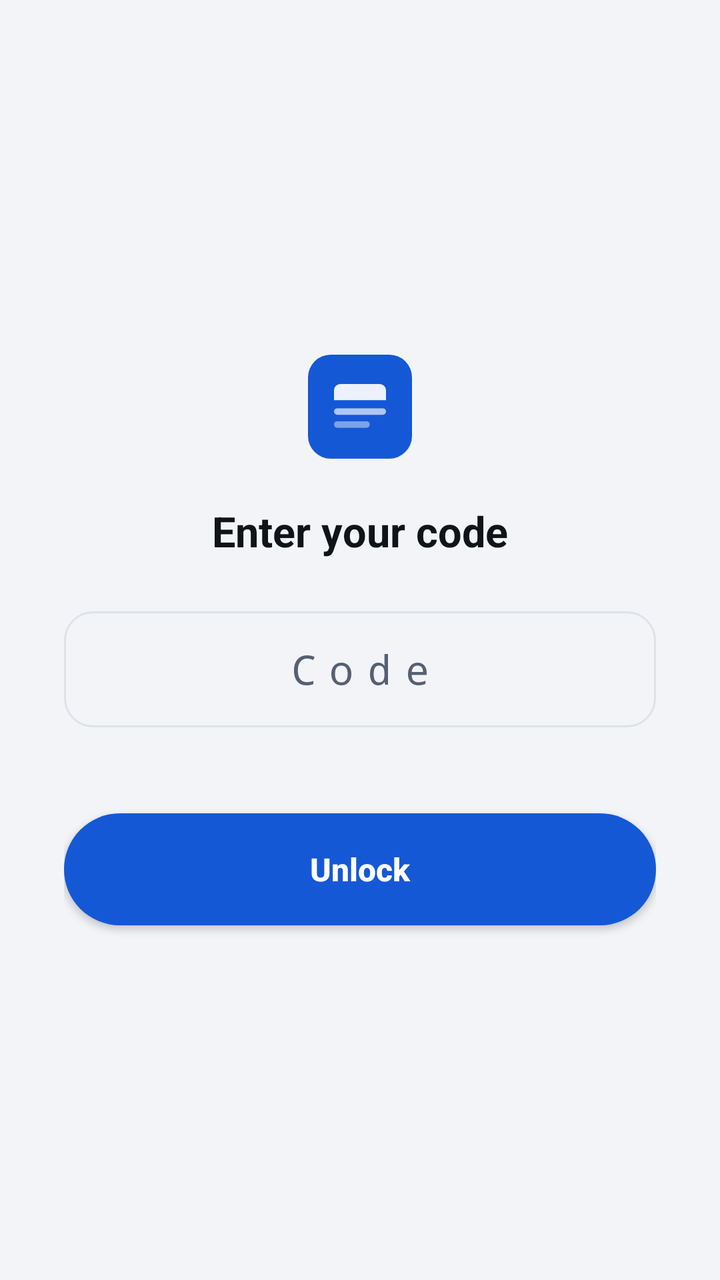
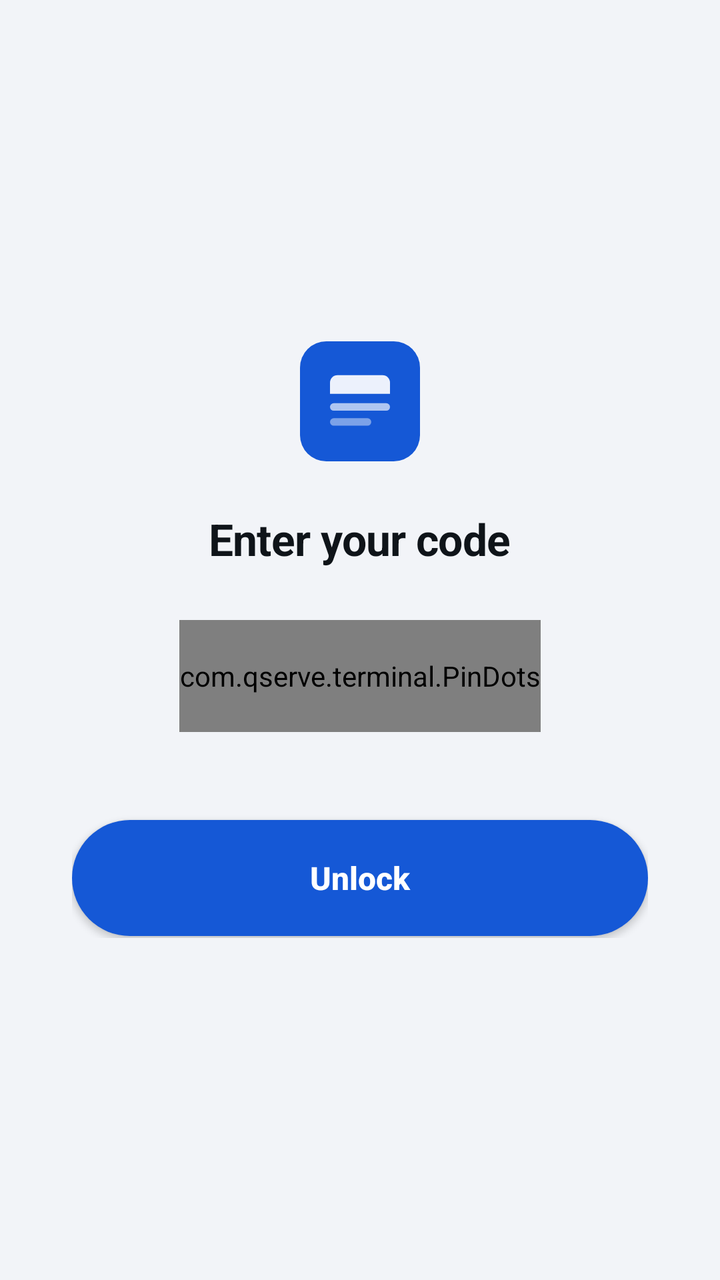

Screens rendered from an Android XML layout before and after an edit, with the pre-edit source and the edit as a unified diff.
<!-- AndroidManifest.xml: application theme Theme.QServe -->
<!-- res/layout/activity_lock.xml -->
<?xml version="1.0" encoding="utf-8"?>
<ScrollView xmlns:android="http://schemas.android.com/apk/res/android"
    android:layout_width="match_parent"
    android:layout_height="match_parent"
    android:background="@color/background"
    android:fillViewport="true"
    android:scrollbars="none">

    <LinearLayout
        android:layout_width="match_parent"
        android:layout_height="wrap_content"
        android:gravity="center"
        android:orientation="vertical"
        android:paddingHorizontal="32dp"
        android:paddingVertical="48dp">

        <ImageView
            android:layout_width="52dp"
            android:layout_height="52dp"
            android:src="@drawable/ic_brand"
            android:contentDescription="@string/app_name" />

        <TextView
            android:layout_width="wrap_content"
            android:layout_height="wrap_content"
            android:layout_marginTop="22dp"
            android:text="@string/lock_title"
            android:textColor="@color/text"
            android:textSize="21sp"
            android:textStyle="bold" />

        <EditText
            android:id="@+id/code"
            android:layout_width="match_parent"
            android:layout_height="58dp"
            android:layout_marginTop="26dp"
            android:background="@drawable/bg_input"
            android:hint="@string/lock_hint"
            android:importantForAutofill="no"
            android:inputType="numberPassword"
            android:imeOptions="actionGo"
            android:letterSpacing="0.35"
            android:maxLength="32"
            android:paddingHorizontal="18dp"
            android:textAlignment="center"
            android:textColor="@color/text"
            android:textColorHint="@color/muted"
            android:textCursorDrawable="@null"
            android:textSize="20sp" />

        <TextView
            android:id="@+id/error"
            android:layout_width="match_parent"
            android:layout_height="wrap_content"
            android:layout_marginTop="10dp"
            android:text="@string/lock_wrong"
            android:textAlignment="center"
            android:textColor="@color/danger"
            android:textSize="14sp"
            android:visibility="invisible" />

        <Button
            android:id="@+id/unlock"
            android:layout_width="match_parent"
            android:layout_height="56dp"
            android:layout_marginTop="14dp"
            android:background="@drawable/bg_button_primary"
            android:text="@string/lock_unlock"
            android:textAllCaps="false"
            android:textColor="@color/primary_contrast"
            android:textSize="16sp"
            android:textStyle="bold" />
    </LinearLayout>
</ScrollView>
<!-- resources referenced by this layout -->
<resources>
  <color name="background">#F2F4F8</color>
  <color name="danger">#C8232C</color>
  <color name="muted">#566072</color>
  <color name="primary_contrast">#FFFFFF</color>
  <color name="text">#0F1419</color>
  <!-- drawable bg_button_primary (drawable) -->
  <?xml version="1.0" encoding="utf-8"?>
  <ripple xmlns:android="http://schemas.android.com/apk/res/android"
      android:color="@color/scrim">
      <item>
          <shape android:shape="rectangle">
              <solid android:color="@color/primary" />
              <corners android:radius="999dp" />
          </shape>
      </item>
  </ripple>
  <!-- drawable bg_input (drawable) -->
  <?xml version="1.0" encoding="utf-8"?>
  <selector xmlns:android="http://schemas.android.com/apk/res/android">
      <item android:state_focused="true" android:drawable="@drawable/bg_input_focused" />
      <item android:drawable="@drawable/bg_input_idle" />
  </selector>
  <!-- drawable ic_brand (drawable) -->
  <?xml version="1.0" encoding="utf-8"?>
  <vector xmlns:android="http://schemas.android.com/apk/res/android"
      android:width="64dp"
      android:height="64dp"
      android:viewportWidth="64"
      android:viewportHeight="64">
  
      <path
          android:fillColor="@color/primary"
          android:pathData="M14,0h36a14,14 0 0 1 14,14v36a14,14 0 0 1 -14,14h-36a14,14 0 0 1 -14,-14v-36a14,14 0 0 1 14,-14z" />
  
      
      <path
          android:fillColor="@color/primary_contrast"
          android:fillAlpha="0.92"
          android:pathData="M20,18h24a4,4 0 0 1 4,4v6H16v-6a4,4 0 0 1 4,-4z" />
      
      <path
          android:fillColor="@color/primary_contrast"
          android:fillAlpha="0.66"
          android:pathData="M18,33h28a2,2 0 0 1 0,4h-28a2,2 0 0 1 0,-4z" />
      <path
          android:fillColor="@color/primary_contrast"
          android:fillAlpha="0.44"
          android:pathData="M18,41h18a2,2 0 0 1 0,4h-18a2,2 0 0 1 0,-4z" />
  </vector>
  <string name="app_name">QServe Terminal</string>
  <string name="lock_hint">Code</string>
  <string name="lock_title">Enter your code</string>
  <string name="lock_unlock">Unlock</string>
  <string name="lock_wrong">That code is not right</string>
  <style name="Theme.QServe" parent="@android:style/Theme.Material.Light.NoActionBar">
          <item name="android:windowBackground">@color/background</item>
          <item name="android:statusBarColor">@color/background</item>
          <item name="android:navigationBarColor">@color/background</item>
          <item name="android:colorAccent">@color/primary</item>
          <item name="android:colorControlActivated">@color/primary</item>
          <item name="android:textColorHighlight">@color/border_strong</item>
          
          <item name="android:windowLightStatusBar">true</item>
          <item name="android:windowLightNavigationBar">true</item>
      </style>
  <color name="scrim">#33FFFFFF</color>
  <color name="primary">#1558D6</color>
  <!-- drawable bg_input_focused (drawable) -->
  <?xml version="1.0" encoding="utf-8"?>
  <shape xmlns:android="http://schemas.android.com/apk/res/android" android:shape="rectangle">
      <solid android:color="@color/background" />
      <corners android:radius="14dp" />
      <stroke android:width="2dp" android:color="@color/primary" />
  </shape>
  <!-- drawable bg_input_idle (drawable) -->
  <?xml version="1.0" encoding="utf-8"?>
  <shape xmlns:android="http://schemas.android.com/apk/res/android" android:shape="rectangle">
      <solid android:color="@color/background" />
      <corners android:radius="14dp" />
      <stroke android:width="1dp" android:color="@color/border" />
  </shape>
  <color name="border_strong">#BCC5D4</color>
  <color name="border">#DDE2EA</color>
</resources>

<!-- the commit's change to res/layout/activity_lock.xml (unified diff, before → after) -->
@@ -1,58 +1,48 @@
 <?xml version="1.0" encoding="utf-8"?>
-<ScrollView xmlns:android="http://schemas.android.com/apk/res/android"
+<FrameLayout xmlns:android="http://schemas.android.com/apk/res/android"
     android:layout_width="match_parent"
     android:layout_height="match_parent"
-    android:background="@color/background"
-    android:fillViewport="true"
-    android:scrollbars="none">
+    android:background="@color/background">
 
     <LinearLayout
+        android:id="@+id/panel"
         android:layout_width="match_parent"
         android:layout_height="wrap_content"
-        android:gravity="center"
+        android:layout_gravity="center_vertical"
+        android:gravity="center_horizontal"
         android:orientation="vertical"
-        android:paddingHorizontal="32dp"
-        android:paddingVertical="48dp">
+        android:paddingHorizontal="36dp">
 
         <ImageView
-            android:layout_width="52dp"
-            android:layout_height="52dp"
+            android:id="@+id/mark"
+            android:layout_width="60dp"
+            android:layout_height="60dp"
             android:src="@drawable/ic_brand"
             android:contentDescription="@string/app_name" />
 
         <TextView
             android:layout_width="wrap_content"
             android:layout_height="wrap_content"
-            android:layout_marginTop="22dp"
+            android:layout_marginTop="24dp"
             android:text="@string/lock_title"
             android:textColor="@color/text"
-            android:textSize="21sp"
-            android:textStyle="bold" />
+            android:textSize="22sp"
+            android:textStyle="bold"
+            android:letterSpacing="-0.01" />
 
-        <EditText
-            android:id="@+id/code"
-            android:layout_width="match_parent"
-            android:layout_height="58dp"
-            android:layout_marginTop="26dp"
-            android:background="@drawable/bg_input"
-            android:hint="@string/lock_hint"
-            android:importantForAutofill="no"
-            android:inputType="numberPassword"
-            android:imeOptions="actionGo"
-            android:letterSpacing="0.35"
-            android:maxLength="32"
-            android:paddingHorizontal="18dp"
-            android:textAlignment="center"
-            android:textColor="@color/text"
-            android:textColorHint="@color/muted"
-            android:textCursorDrawable="@null"
-            android:textSize="20sp" />
+        
+        <com.qserve.terminal.PinDots
+            android:id="@+id/dots"
+            android:layout_width="wrap_content"
+            android:layout_height="56dp"
+            android:layout_marginTop="26dp" />
 
         <TextView
             android:id="@+id/error"
             android:layout_width="match_parent"
             android:layout_height="wrap_content"
-            android:layout_marginTop="10dp"
+            android:layout_marginTop="2dp"
+            android:minHeight="22dp"
             android:text="@string/lock_wrong"
             android:textAlignment="center"
             android:textColor="@color/danger"
@@ -62,13 +52,27 @@
         <Button
             android:id="@+id/unlock"
             android:layout_width="match_parent"
-            android:layout_height="56dp"
-            android:layout_marginTop="14dp"
+            android:layout_height="58dp"
+            android:layout_marginTop="20dp"
             android:background="@drawable/bg_button_primary"
             android:text="@string/lock_unlock"
             android:textAllCaps="false"
             android:textColor="@color/primary_contrast"
             android:textSize="16sp"
             android:textStyle="bold" />
+
+        
+        <EditText
+            android:id="@+id/code"
+            android:layout_width="1dp"
+            android:layout_height="1dp"
+            android:background="@null"
+            android:importantForAutofill="no"
+            android:inputType="numberPassword"
+            android:imeOptions="actionGo|flagNoExtractUi"
+            android:maxLength="32"
+            android:textColor="@android:color/transparent"
+            android:textCursorDrawable="@null"
+            android:textSize="1sp" />
     </LinearLayout>
-</ScrollView>
+</FrameLayout>
<!-- resource entries referenced after the edit -->
@@ -2,7 +2,6 @@
 <resources>
   <color name="background">#F2F4F8</color>
   <color name="danger">#C8232C</color>
-  <color name="muted">#566072</color>
   <color name="primary_contrast">#FFFFFF</color>
   <color name="text">#0F1419</color>
   <!-- drawable bg_button_primary (drawable) -->
@@ -16,12 +15,6 @@
           </shape>
       </item>
   </ripple>
-  <!-- drawable bg_input (drawable) -->
-  <?xml version="1.0" encoding="utf-8"?>
-  <selector xmlns:android="http://schemas.android.com/apk/res/android">
-      <item android:state_focused="true" android:drawable="@drawable/bg_input_focused" />
-      <item android:drawable="@drawable/bg_input_idle" />
-  </selector>
   <!-- drawable ic_brand (drawable) -->
   <?xml version="1.0" encoding="utf-8"?>
   <vector xmlns:android="http://schemas.android.com/apk/res/android"
@@ -50,7 +43,6 @@
           android:pathData="M18,41h18a2,2 0 0 1 0,4h-18a2,2 0 0 1 0,-4z" />
   </vector>
   <string name="app_name">QServe Terminal</string>
-  <string name="lock_hint">Code</string>
   <string name="lock_title">Enter your code</string>
   <string name="lock_unlock">Unlock</string>
   <string name="lock_wrong">That code is not right</string>
@@ -62,26 +54,33 @@
           <item name="android:colorControlActivated">@color/primary</item>
           <item name="android:textColorHighlight">@color/border_strong</item>
           
+          <item name="android:popupMenuStyle">@style/QServePopup</item>
+          <item name="android:textAppearanceLargePopupMenu">@style/QServePopupText</item>
+          <item name="android:textAppearanceSmallPopupMenu">@style/QServePopupText</item>
+          
           <item name="android:windowLightStatusBar">true</item>
           <item name="android:windowLightNavigationBar">true</item>
       </style>
   <color name="scrim">#33FFFFFF</color>
   <color name="primary">#1558D6</color>
-  <!-- drawable bg_input_focused (drawable) -->
+  <color name="border_strong">#BCC5D4</color>
+  <style name="QServePopup" parent="@android:style/Widget.Material.PopupMenu">
+          <item name="android:popupBackground">@drawable/bg_popup</item>
+          <item name="android:popupElevation">14dp</item>
+          <item name="android:overlapAnchor">false</item>
+      </style>
+  <style name="QServePopupText" parent="@android:style/TextAppearance.Material.Widget.PopupMenu.Large">
+          <item name="android:textColor">@color/text</item>
+          <item name="android:textSize">16sp</item>
+      </style>
+  <!-- drawable bg_popup (drawable) -->
   <?xml version="1.0" encoding="utf-8"?>
   <shape xmlns:android="http://schemas.android.com/apk/res/android" android:shape="rectangle">
-      <solid android:color="@color/background" />
-      <corners android:radius="14dp" />
-      <stroke android:width="2dp" android:color="@color/primary" />
-  </shape>
-  <!-- drawable bg_input_idle (drawable) -->
-  <?xml version="1.0" encoding="utf-8"?>
-  <shape xmlns:android="http://schemas.android.com/apk/res/android" android:shape="rectangle">
-      <solid android:color="@color/background" />
-      <corners android:radius="14dp" />
+      <solid android:color="@color/surface" />
+      <corners android:radius="16dp" />
       <stroke android:width="1dp" android:color="@color/border" />
   </shape>
-  <color name="border_strong">#BCC5D4</color>
+  <color name="surface">#FFFFFF</color>
   <color name="border">#DDE2EA</color>
 </resources>
 
